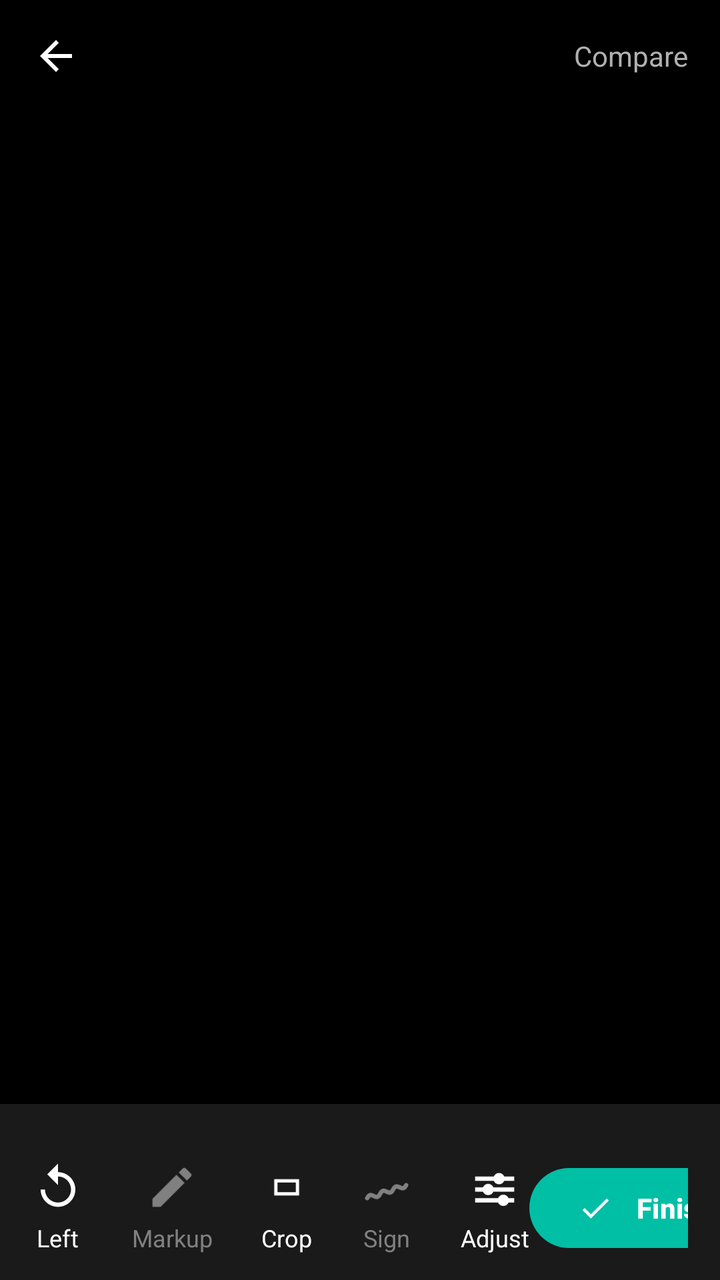
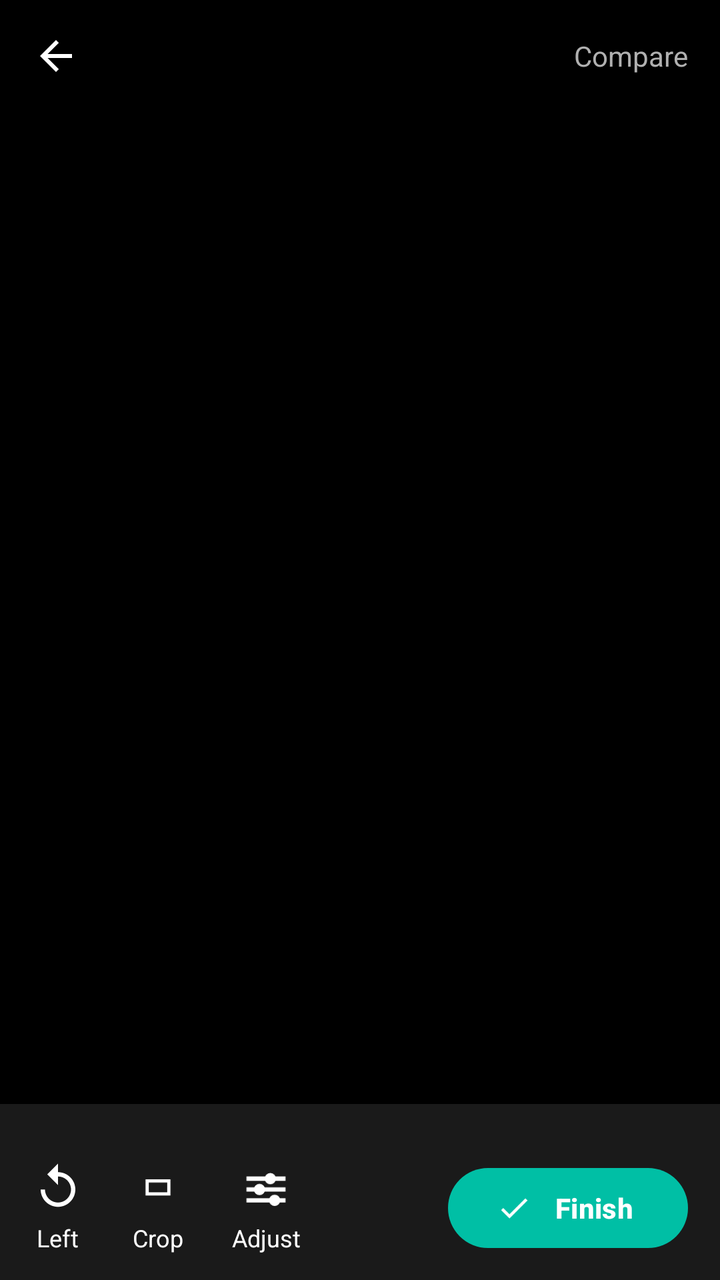

Two renders of the same Android screen: before a commit and after it. Below are the layout's source before the change and the commit's diff.
<!-- AndroidManifest.xml: application theme Theme.Hakunaa -->
<!-- res/layout/activity_enhance.xml -->
<?xml version="1.0" encoding="utf-8"?>
<LinearLayout xmlns:android="http://schemas.android.com/apk/res/android"
    xmlns:app="http://schemas.android.com/apk/res-auto"
    android:layout_width="match_parent"
    android:layout_height="match_parent"
    android:background="#000000"
    android:orientation="vertical">

    
    <LinearLayout
        android:layout_width="match_parent"
        android:layout_height="56dp"
        android:gravity="center_vertical"
        android:orientation="horizontal"
        android:paddingStart="8dp"
        android:paddingEnd="16dp">

        <ImageButton
            android:id="@+id/btnBack"
            android:layout_width="40dp"
            android:layout_height="40dp"
            android:background="@android:color/transparent"
            android:contentDescription="Back"
            android:src="@drawable/ic_arrow_back"
            android:tint="#FFFFFF" />

        <EditText
            android:id="@+id/etDocName"
            android:layout_width="0dp"
            android:layout_height="wrap_content"
            android:layout_marginStart="8dp"
            android:layout_weight="1"
            android:background="@android:color/transparent"
            android:textColor="#FFFFFF"
            android:textSize="18sp" />

        
        <TextView
            android:id="@+id/tvPageIndicator"
            android:layout_width="wrap_content"
            android:layout_height="wrap_content"
            android:layout_marginEnd="12dp"
            android:text=""
            android:textColor="#FFFFFF"
            android:textSize="14sp"
            android:visibility="gone" />

        <TextView
            android:layout_width="wrap_content"
            android:layout_height="wrap_content"
            android:text="Compare"
            android:textColor="#B0B0B0"
            android:textSize="14sp" />
    </LinearLayout>

    
    <ImageView
        android:id="@+id/ivPage"
        android:layout_width="match_parent"
        android:layout_height="0dp"
        android:layout_weight="1"
        android:layout_marginTop="32dp"
        android:scaleType="fitCenter" />

    
    <HorizontalScrollView
        android:layout_width="match_parent"
        android:layout_height="wrap_content"
        android:background="#1A1A1A"
        android:paddingTop="8dp"
        android:paddingBottom="8dp">

        <LinearLayout
            android:id="@+id/filterRow"
            android:layout_width="wrap_content"
            android:layout_height="wrap_content"
            android:orientation="horizontal"
            android:paddingStart="8dp"
            android:paddingEnd="8dp" />
    </HorizontalScrollView>

    
    <LinearLayout
        android:id="@+id/adjustPanel"
        android:layout_width="match_parent"
        android:layout_height="wrap_content"
        android:background="#1A1A1A"
        android:orientation="vertical"
        android:paddingStart="16dp"
        android:paddingEnd="16dp"
        android:paddingTop="4dp"
        android:paddingBottom="8dp"
        android:visibility="gone">

        <LinearLayout
            android:layout_width="match_parent"
            android:layout_height="wrap_content"
            android:gravity="center_vertical"
            android:orientation="horizontal">

            <TextView
                android:layout_width="wrap_content"
                android:layout_height="wrap_content"
                android:text="Adjust"
                android:textColor="#FFFFFF"
                android:textSize="14sp"
                android:textStyle="bold" />

            <View
                android:layout_width="0dp"
                android:layout_height="0dp"
                android:layout_weight="1" />

            <TextView
                android:id="@+id/btnAdjustReset"
                android:layout_width="wrap_content"
                android:layout_height="wrap_content"
                android:padding="8dp"
                android:text="Reset"
                android:textColor="#00BFA5"
                android:textSize="14sp" />

            <TextView
                android:id="@+id/btnAdjustClose"
                android:layout_width="wrap_content"
                android:layout_height="wrap_content"
                android:padding="8dp"
                android:text="✕"
                android:textColor="#B0B0B0"
                android:textSize="14sp" />
        </LinearLayout>

        <LinearLayout
            android:layout_width="match_parent"
            android:layout_height="wrap_content"
            android:gravity="center_vertical"
            android:orientation="horizontal">

            <TextView
                android:layout_width="90dp"
                android:layout_height="wrap_content"
                android:text="Brightness"
                android:textColor="#B0B0B0"
                android:textSize="13sp" />

            <SeekBar
                android:id="@+id/seekBrightness"
                android:layout_width="0dp"
                android:layout_height="wrap_content"
                android:layout_weight="1"
                android:max="200"
                android:progress="100"
                android:progressTint="#00BFA5"
                android:thumbTint="#00BFA5" />

            <TextView
                android:id="@+id/tvBrightnessValue"
                android:layout_width="40dp"
                android:layout_height="wrap_content"
                android:gravity="end"
                android:text="0"
                android:textColor="#FFFFFF"
                android:textSize="13sp" />
        </LinearLayout>

        <LinearLayout
            android:layout_width="match_parent"
            android:layout_height="wrap_content"
            android:gravity="center_vertical"
            android:orientation="horizontal">

            <TextView
                android:layout_width="90dp"
                android:layout_height="wrap_content"
                android:text="Contrast"
                android:textColor="#B0B0B0"
                android:textSize="13sp" />

            <SeekBar
                android:id="@+id/seekContrast"
                android:layout_width="0dp"
                android:layout_height="wrap_content"
                android:layout_weight="1"
                android:max="150"
                android:progress="50"
                android:progressTint="#00BFA5"
                android:thumbTint="#00BFA5" />

            <TextView
                android:id="@+id/tvContrastValue"
                android:layout_width="40dp"
                android:layout_height="wrap_content"
                android:gravity="end"
                android:text="1.00"
                android:textColor="#FFFFFF"
                android:textSize="13sp" />
        </LinearLayout>

        <LinearLayout
            android:layout_width="match_parent"
            android:layout_height="wrap_content"
            android:gravity="center_vertical"
            android:orientation="horizontal">

            <TextView
                android:layout_width="90dp"
                android:layout_height="wrap_content"
                android:text="Sharpness"
                android:textColor="#B0B0B0"
                android:textSize="13sp" />

            <SeekBar
                android:id="@+id/seekSharpness"
                android:layout_width="0dp"
                android:layout_height="wrap_content"
                android:layout_weight="1"
                android:max="100"
                android:progress="40"
                android:progressTint="#00BFA5"
                android:thumbTint="#00BFA5" />

            <TextView
                android:id="@+id/tvSharpnessValue"
                android:layout_width="40dp"
                android:layout_height="wrap_content"
                android:gravity="end"
                android:text="40"
                android:textColor="#FFFFFF"
                android:textSize="13sp" />
        </LinearLayout>
    </LinearLayout>

    
    <LinearLayout
        android:id="@+id/applyAllRow"
        android:layout_width="match_parent"
        android:layout_height="wrap_content"
        android:background="#1A1A1A"
        android:gravity="center_vertical"
        android:orientation="horizontal"
        android:paddingStart="16dp"
        android:paddingEnd="16dp"
        android:paddingTop="4dp"
        android:paddingBottom="8dp"
        android:visibility="gone">

        <CheckBox
            android:id="@+id/cbApplyAll"
            android:layout_width="wrap_content"
            android:layout_height="wrap_content"
            android:button="@drawable/checkbox_apply_all"
            android:text="Apply to all pages"
            android:textColor="#FFFFFF"
            android:textSize="14sp" />

        <TextView
            android:id="@+id/tvApplyAllCount"
            android:layout_width="wrap_content"
            android:layout_height="wrap_content"
            android:layout_marginStart="8dp"
            android:text=""
            android:textColor="#808080"
            android:textSize="13sp" />
    </LinearLayout>

    
    <LinearLayout
        android:layout_width="match_parent"
        android:layout_height="72dp"
        android:background="#1A1A1A"
        android:gravity="center_vertical"
        android:orientation="horizontal"
        android:paddingStart="16dp"
        android:paddingEnd="16dp">

        <LinearLayout
            android:id="@+id/btnRotateLeft"
            android:layout_width="wrap_content"
            android:layout_height="wrap_content"
            android:gravity="center"
            android:orientation="vertical">

            <ImageView
                android:layout_width="26dp"
                android:layout_height="26dp"
                android:src="@drawable/ic_rotate_left"
                android:tint="#FFFFFF" />

            <TextView
                android:layout_width="wrap_content"
                android:layout_height="wrap_content"
                android:layout_marginTop="4dp"
                android:text="Left"
                android:textColor="#FFFFFF"
                android:textSize="12sp" />
        </LinearLayout>

        <LinearLayout
            android:layout_width="wrap_content"
            android:layout_height="wrap_content"
            android:layout_marginStart="24dp"
            android:gravity="center"
            android:orientation="vertical">

            <ImageView
                android:layout_width="26dp"
                android:layout_height="26dp"
                android:src="@drawable/ic_markup"
                android:tint="#808080" />

            <TextView
                android:layout_width="wrap_content"
                android:layout_height="wrap_content"
                android:layout_marginTop="4dp"
                android:text="Markup"
                android:textColor="#808080"
                android:textSize="12sp" />
        </LinearLayout>

        
        <LinearLayout
            android:id="@+id/btnCrop"
            android:layout_width="wrap_content"
            android:layout_height="wrap_content"
            android:layout_marginStart="24dp"
            android:gravity="center"
            android:orientation="vertical">

            <ImageView
                android:layout_width="26dp"
                android:layout_height="26dp"
                android:src="@drawable/ic_crop"
                android:tint="#FFFFFF" />

            <TextView
                android:layout_width="wrap_content"
                android:layout_height="wrap_content"
                android:layout_marginTop="4dp"
                android:text="Crop"
                android:textColor="#FFFFFF"
                android:textSize="12sp" />
        </LinearLayout>

        <LinearLayout
            android:layout_width="wrap_content"
            android:layout_height="wrap_content"
            android:layout_marginStart="24dp"
            android:gravity="center"
            android:orientation="vertical">

            <ImageView
                android:layout_width="26dp"
                android:layout_height="26dp"
                android:src="@drawable/ic_sign"
                android:tint="#808080" />

            <TextView
                android:layout_width="wrap_content"
                android:layout_height="wrap_content"
                android:layout_marginTop="4dp"
                android:text="Sign"
                android:textColor="#808080"
                android:textSize="12sp" />
        </LinearLayout>

        
        <LinearLayout
            android:id="@+id/btnAdjust"
            android:layout_width="wrap_content"
            android:layout_height="wrap_content"
            android:layout_marginStart="24dp"
            android:gravity="center"
            android:orientation="vertical">

            <ImageView
                android:id="@+id/ivAdjustIcon"
                android:layout_width="26dp"
                android:layout_height="26dp"
                android:src="@drawable/ic_tune"
                android:tint="#FFFFFF" />

            <TextView
                android:id="@+id/tvAdjustLabel"
                android:layout_width="wrap_content"
                android:layout_height="wrap_content"
                android:layout_marginTop="4dp"
                android:text="Adjust"
                android:textColor="#FFFFFF"
                android:textSize="12sp" />
        </LinearLayout>

        <View
            android:layout_width="0dp"
            android:layout_height="0dp"
            android:layout_weight="1" />

        
        <com.google.android.material.button.MaterialButton
            android:id="@+id/btnSave"
            android:layout_width="wrap_content"
            android:layout_height="48dp"
            android:minWidth="120dp"
            android:text="Finish"
            android:textColor="#FFFFFF"
            android:textStyle="bold"
            app:backgroundTint="#00BFA5"
            app:cornerRadius="24dp"
            app:icon="@drawable/ic_check"
            app:iconTint="#FFFFFF" />
    </LinearLayout>
</LinearLayout>
<!-- resources referenced by this layout -->
<resources>
  <!-- drawable checkbox_apply_all (drawable) -->
  <?xml version="1.0" encoding="utf-8"?>
  <selector xmlns:android="http://schemas.android.com/apk/res/android">
      <item android:state_checked="true" android:drawable="@drawable/checkbox_checked" />
      <item android:drawable="@drawable/checkbox_unchecked" />
  </selector>
  <!-- drawable ic_arrow_back (drawable) -->
  <vector xmlns:android="http://schemas.android.com/apk/res/android"
      android:width="24dp"
      android:height="24dp"
      android:viewportWidth="24"
      android:viewportHeight="24"
      android:tint="#111827">
      <path
          android:fillColor="#FF000000"
          android:pathData="M20,11H7.83l5.59,-5.59L12,4l-8,8 8,8 1.41,-1.41L7.83,13H20v-2z" />
  </vector>
  <!-- drawable ic_check (drawable) -->
  <?xml version="1.0" encoding="utf-8"?>
  <vector xmlns:android="http://schemas.android.com/apk/res/android"
      android:width="24dp"
      android:height="24dp"
      android:viewportWidth="24"
      android:viewportHeight="24">
      <path
          android:fillColor="#FFFFFF"
          android:pathData="M9,16.17L4.83,12l-1.42,1.41L9,19 21,7l-1.41,-1.41z" />
  </vector>
  <!-- drawable ic_markup (drawable) -->
  <?xml version="1.0" encoding="utf-8"?>
  <vector xmlns:android="http://schemas.android.com/apk/res/android"
      android:width="24dp"
      android:height="24dp"
      android:viewportWidth="24"
      android:viewportHeight="24">
      <path
          android:fillColor="#FFFFFF"
          android:pathData="M3,17.25V21h3.75L17.81,9.94l-3.75,-3.75L3,17.25zM20.71,7.04c0.39,-0.39 0.39,-1.02 0,-1.41l-2.34,-2.34c-0.39,-0.39 -1.02,-0.39 -1.41,0l-1.83,1.83l3.75,3.75L20.71,7.04z" />
  </vector>
  <!-- drawable ic_rotate_left (drawable) -->
  <?xml version="1.0" encoding="utf-8"?>
  <vector xmlns:android="http://schemas.android.com/apk/res/android"
      android:width="24dp"
      android:height="24dp"
      android:viewportWidth="24"
      android:viewportHeight="24">
      <path
          android:fillColor="#FFFFFF"
          android:pathData="M12,5V1L7,6l5,5V7c3.31,0 6,2.69 6,6s-2.69,6 -6,6 -6,-2.69 -6,-6H4c0,4.42 3.58,8 8,8s8,-3.58 8,-8 -3.58,-8 -8,-8z" />
  </vector>
  <!-- drawable ic_sign (drawable) -->
  <?xml version="1.0" encoding="utf-8"?>
  <vector xmlns:android="http://schemas.android.com/apk/res/android"
      android:width="24dp"
      android:height="24dp"
      android:viewportWidth="24"
      android:viewportHeight="24">
      <path
          android:fillColor="#00000000"
          android:pathData="M3,17C5,13 7,19 9,15C11,11 13,17 15,13C17,9 19,15 21,11"
          android:strokeColor="#FFFFFF"
          android:strokeWidth="2"
          android:strokeLineCap="round" />
  </vector>
  <!-- drawable checkbox_unchecked (drawable) -->
  <?xml version="1.0" encoding="utf-8"?>
  <vector xmlns:android="http://schemas.android.com/apk/res/android"
      android:width="24dp"
      android:height="24dp"
      android:viewportWidth="24"
      android:viewportHeight="24">
      <path
          android:fillColor="#00000000"
          android:strokeColor="#FFFFFF"
          android:strokeWidth="2"
          android:pathData="M5,3 h14 a2,2 0 0 1 2,2 v14 a2,2 0 0 1 -2,2 H5 a2,2 0 0 1 -2,-2 V5 a2,2 0 0 1 2,-2 z" />
  </vector>
  <color name="hakunaa_primary">#0B57D0</color>
  <color name="hakunaa_primary_dark">#0842A0</color>
  <color name="hakunaa_on_primary">#FFFFFF</color>
  <color name="hakunaa_background">#F6F7F9</color>
  <color name="hakunaa_surface">#FFFFFF</color>
  <color name="hakunaa_text">#111827</color>
  <color name="hakunaa_text_secondary">#5B6472</color>
  <!-- unchanged entries left out for length: 4 -->
</resources>

<!-- the commit's change to res/layout/activity_enhance.xml (unified diff, before → after) -->
@@ -295,28 +295,6 @@
                 android:textSize="12sp" />
         </LinearLayout>
 
-        <LinearLayout
-            android:layout_width="wrap_content"
-            android:layout_height="wrap_content"
-            android:layout_marginStart="24dp"
-            android:gravity="center"
-            android:orientation="vertical">
-
-            <ImageView
-                android:layout_width="26dp"
-                android:layout_height="26dp"
-                android:src="@drawable/ic_markup"
-                android:tint="#808080" />
-
-            <TextView
-                android:layout_width="wrap_content"
-                android:layout_height="wrap_content"
-                android:layout_marginTop="4dp"
-                android:text="Markup"
-                android:textColor="#808080"
-                android:textSize="12sp" />
-        </LinearLayout>
-
         
         <LinearLayout
             android:id="@+id/btnCrop"
@@ -338,28 +316,6 @@
                 android:layout_marginTop="4dp"
                 android:text="Crop"
                 android:textColor="#FFFFFF"
-                android:textSize="12sp" />
-        </LinearLayout>
-
-        <LinearLayout
-            android:layout_width="wrap_content"
-            android:layout_height="wrap_content"
-            android:layout_marginStart="24dp"
-            android:gravity="center"
-            android:orientation="vertical">
-
-            <ImageView
-                android:layout_width="26dp"
-                android:layout_height="26dp"
-                android:src="@drawable/ic_sign"
-                android:tint="#808080" />
-
-            <TextView
-                android:layout_width="wrap_content"
-                android:layout_height="wrap_content"
-                android:layout_marginTop="4dp"
-                android:text="Sign"
-                android:textColor="#808080"
                 android:textSize="12sp" />
         </LinearLayout>
 
<!-- resource entries referenced after the edit -->
@@ -28,17 +28,6 @@
           android:fillColor="#FFFFFF"
           android:pathData="M9,16.17L4.83,12l-1.42,1.41L9,19 21,7l-1.41,-1.41z" />
   </vector>
-  <!-- drawable ic_markup (drawable) -->
-  <?xml version="1.0" encoding="utf-8"?>
-  <vector xmlns:android="http://schemas.android.com/apk/res/android"
-      android:width="24dp"
-      android:height="24dp"
-      android:viewportWidth="24"
-      android:viewportHeight="24">
-      <path
-          android:fillColor="#FFFFFF"
-          android:pathData="M3,17.25V21h3.75L17.81,9.94l-3.75,-3.75L3,17.25zM20.71,7.04c0.39,-0.39 0.39,-1.02 0,-1.41l-2.34,-2.34c-0.39,-0.39 -1.02,-0.39 -1.41,0l-1.83,1.83l3.75,3.75L20.71,7.04z" />
-  </vector>
   <!-- drawable ic_rotate_left (drawable) -->
   <?xml version="1.0" encoding="utf-8"?>
   <vector xmlns:android="http://schemas.android.com/apk/res/android"
@@ -49,20 +38,6 @@
       <path
           android:fillColor="#FFFFFF"
           android:pathData="M12,5V1L7,6l5,5V7c3.31,0 6,2.69 6,6s-2.69,6 -6,6 -6,-2.69 -6,-6H4c0,4.42 3.58,8 8,8s8,-3.58 8,-8 -3.58,-8 -8,-8z" />
-  </vector>
-  <!-- drawable ic_sign (drawable) -->
-  <?xml version="1.0" encoding="utf-8"?>
-  <vector xmlns:android="http://schemas.android.com/apk/res/android"
-      android:width="24dp"
-      android:height="24dp"
-      android:viewportWidth="24"
-      android:viewportHeight="24">
-      <path
-          android:fillColor="#00000000"
-          android:pathData="M3,17C5,13 7,19 9,15C11,11 13,17 15,13C17,9 19,15 21,11"
-          android:strokeColor="#FFFFFF"
-          android:strokeWidth="2"
-          android:strokeLineCap="round" />
   </vector>
   <!-- drawable checkbox_unchecked (drawable) -->
   <?xml version="1.0" encoding="utf-8"?>
